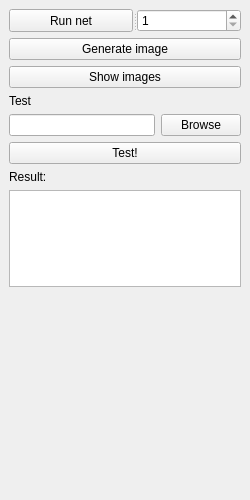
Before: the Qt Designer form src/gui/panel/rightpanel/rightpanel.ui in WarmongeR1/SensorNet, drawn with Qt 5.
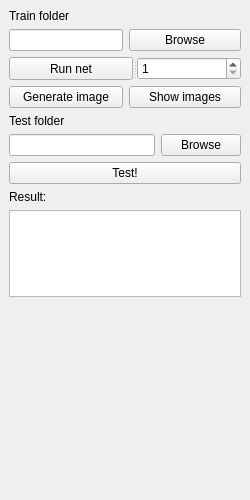
After: the same form once the commit is applied.

Diff of the .ui file:
```diff
--- a/src/gui/panel/rightpanel/rightpanel.ui
+++ b/src/gui/panel/rightpanel/rightpanel.ui
@@ -16,6 +16,16 @@
   <widget class="QWidget" name="dockWidgetContents">
    <layout class="QGridLayout" name="gridLayout">
     <item row="0" column="0" colspan="2">
+     <widget class="QLabel" name="label_3">
+      <property name="text">
+       <string>Train folder</string>
+      </property>
+     </widget>
+    </item>
+    <item row="1" column="0" colspan="2">
+     <widget class="QLineEdit" name="LETrainFolder"/>
+    </item>
+    <item row="2" column="0" colspan="4">
      <widget class="QSplitter" name="splitter">
       <property name="orientation">
        <enum>Qt::Horizontal</enum>
@@ -35,21 +45,28 @@
       </widget>
      </widget>
     </item>
-    <item row="1" column="0" colspan="2">
+    <item row="3" column="0" colspan="2">
      <widget class="QPushButton" name="pBGenerateImage">
       <property name="text">
        <string>Generate image</string>
       </property>
      </widget>
     </item>
-    <item row="2" column="0" colspan="2">
+    <item row="3" column="2" colspan="2">
      <widget class="QPushButton" name="pBShowImages">
       <property name="text">
        <string>Show images</string>
       </property>
      </widget>
     </item>
-    <item row="3" column="1">
+    <item row="4" column="0">
+     <widget class="QLabel" name="label">
+      <property name="text">
+       <string>Test folder</string>
+      </property>
+     </widget>
+    </item>
+    <item row="4" column="2">
      <spacer name="verticalSpacer_2">
       <property name="orientation">
        <enum>Qt::Vertical</enum>
@@ -62,14 +79,7 @@
       </property>
      </spacer>
     </item>
-    <item row="4" column="0" colspan="2">
-     <widget class="QLabel" name="label">
-      <property name="text">
-       <string>Test</string>
-      </property>
-     </widget>
-    </item>
-    <item row="5" column="0" colspan="2">
+    <item row="5" column="0" colspan="4">
      <layout class="QHBoxLayout" name="horizontalLayout">
       <item>
        <widget class="QLineEdit" name="LETestDir"/>
@@ -83,24 +93,17 @@
       </item>
      </layout>
     </item>
-    <item row="6" column="0" colspan="2">
-     <widget class="QPushButton" name="pBTestRun">
-      <property name="text">
-       <string>Test!</string>
-      </property>
-     </widget>
-    </item>
-    <item row="7" column="0" colspan="2">
+    <item row="7" column="0">
      <widget class="QLabel" name="label_2">
       <property name="text">
        <string>Result:</string>
       </property>
      </widget>
     </item>
-    <item row="8" column="0" colspan="2">
+    <item row="8" column="0" colspan="4">
      <widget class="QTextBrowser" name="textBrResult"/>
     </item>
-    <item row="9" column="0">
+    <item row="9" column="1">
      <spacer name="verticalSpacer">
       <property name="orientation">
        <enum>Qt::Vertical</enum>
@@ -113,6 +116,20 @@
       </property>
      </spacer>
     </item>
+    <item row="1" column="2" colspan="2">
+     <widget class="QPushButton" name="pBBrowseTrain">
+      <property name="text">
+       <string>Browse</string>
+      </property>
+     </widget>
+    </item>
+    <item row="6" column="0" colspan="4">
+     <widget class="QPushButton" name="pBTestRun">
+      <property name="text">
+       <string>Test!</string>
+      </property>
+     </widget>
+    </item>
    </layout>
   </widget>
  </widget>
```
